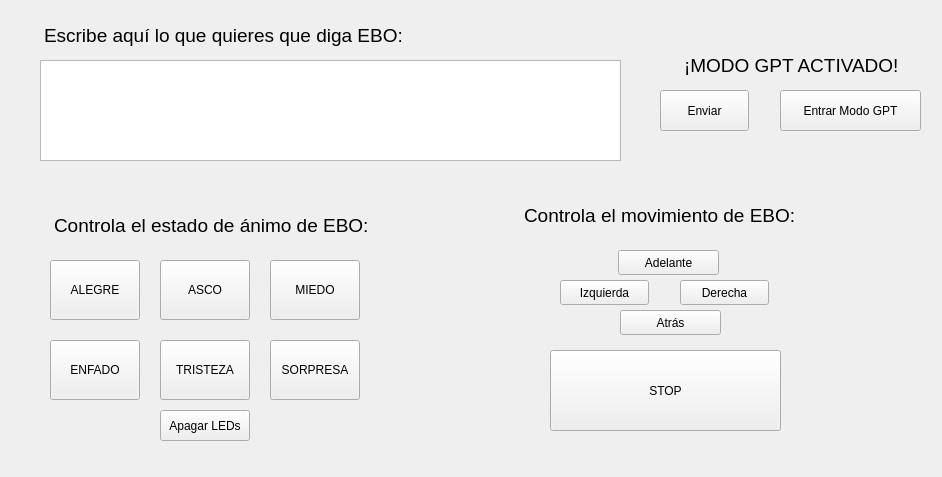
Before: the Qt Designer form src/mainUI.ui in AntonioBlanco00/ebo_app, drawn with Qt 5.
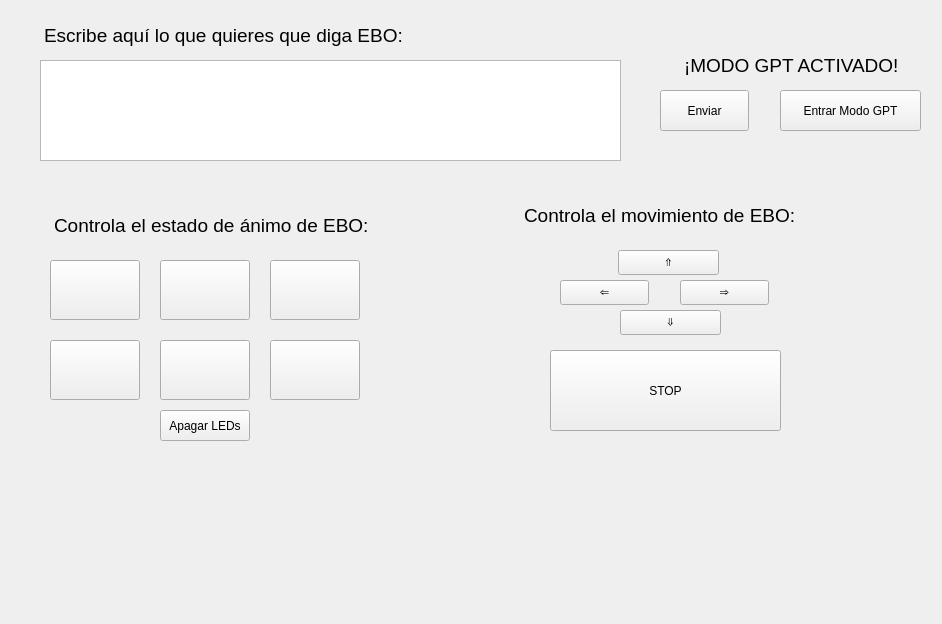
After: the same form once the commit is applied. Icons and pictures are not drawn.

Diff of the .ui file:
```diff
--- a/src/mainUI.ui
+++ b/src/mainUI.ui
@@ -7,9 +7,15 @@
     <x>0</x>
     <y>0</y>
     <width>942</width>
-    <height>477</height>
+    <height>624</height>
    </rect>
   </property>
+  <property name="sizePolicy">
+   <sizepolicy hsizetype="Fixed" vsizetype="Fixed">
+    <horstretch>0</horstretch>
+    <verstretch>0</verstretch>
+   </sizepolicy>
+  </property>
   <property name="windowTitle">
    <string>app_ebo</string>
   </property>
@@ -23,7 +29,7 @@
     </rect>
    </property>
    <property name="text">
-    <string>Adelante</string>
+    <string>⇑</string>
    </property>
   </widget>
   <widget class="QPushButton" name="derecha">
@@ -35,8 +41,11 @@
      <height>25</height>
     </rect>
    </property>
+   <property name="layoutDirection">
+    <enum>Qt::LeftToRight</enum>
+   </property>
    <property name="text">
-    <string>Derecha</string>
+    <string>⇒</string>
    </property>
   </widget>
   <widget class="QPlainTextEdit" name="plainTextEdit">
@@ -68,7 +77,7 @@
     </rect>
    </property>
    <property name="text">
-    <string>Atrás</string>
+    <string>⇓</string>
    </property>
   </widget>
   <widget class="QPushButton" name="izquierda">
@@ -81,7 +90,7 @@
     </rect>
    </property>
    <property name="text">
-    <string>Izquierda</string>
+    <string>⇐</string>
    </property>
   </widget>
   <widget class="QLabel" name="label">
@@ -158,7 +167,11 @@
     <string notr="true"/>
    </property>
    <property name="text">
-    <string>MIEDO</string>
+    <string/>
+   </property>
+   <property name="icon">
+    <iconset>
+     <normaloff>../img/miedo.png</normaloff>../img/miedo.png</iconset>
    </property>
    <property name="iconSize">
     <size>
@@ -180,7 +193,11 @@
     <string notr="true"/>
    </property>
    <property name="text">
-    <string>SORPRESA</string>
+    <string/>
+   </property>
+   <property name="icon">
+    <iconset>
+     <normaloff>../img/sorpresa.png</normaloff>../img/sorpresa.png</iconset>
    </property>
    <property name="iconSize">
     <size>
@@ -202,7 +219,11 @@
     <string notr="true"/>
    </property>
    <property name="text">
-    <string>TRISTEZA</string>
+    <string/>
+   </property>
+   <property name="icon">
+    <iconset>
+     <normaloff>../img/tristeza.png</normaloff>../img/tristeza.png</iconset>
    </property>
    <property name="iconSize">
     <size>
@@ -256,7 +277,11 @@
     <string notr="true"/>
    </property>
    <property name="text">
-    <string>ALEGRE</string>
+    <string/>
+   </property>
+   <property name="icon">
+    <iconset>
+     <normaloff>../img/alegria.png</normaloff>../img/alegria.png</iconset>
    </property>
    <property name="iconSize">
     <size>
@@ -278,7 +303,11 @@
     <string notr="true"/>
    </property>
    <property name="text">
-    <string>ASCO</string>
+    <string/>
+   </property>
+   <property name="icon">
+    <iconset>
+     <normaloff>../img/asco.png</normaloff>../img/asco.png</iconset>
    </property>
    <property name="iconSize">
     <size>
@@ -300,7 +329,11 @@
     <string notr="true"/>
    </property>
    <property name="text">
-    <string>ENFADO</string>
+    <string/>
+   </property>
+   <property name="icon">
+    <iconset>
+     <normaloff>../img/ira.png</normaloff>../img/ira.png</iconset>
    </property>
    <property name="iconSize">
     <size>
@@ -424,6 +457,44 @@
 &lt;p style=&quot; margin-top:0px; margin-bottom:0px; margin-left:0px; margin-right:0px; -qt-block-indent:0; text-indent:0px;&quot;&gt;&lt;span style=&quot; font-size:14pt;&quot;&gt;¡MODO GPT ACTIVADO!&lt;/span&gt;&lt;/p&gt;&lt;/body&gt;&lt;/html&gt;</string>
    </property>
   </widget>
+  <widget class="QLabel" name="label_2">
+   <property name="geometry">
+    <rect>
+     <x>680</x>
+     <y>460</y>
+     <width>221</width>
+     <height>141</height>
+    </rect>
+   </property>
+   <property name="text">
+    <string/>
+   </property>
+   <property name="pixmap">
+    <pixmap>../img/robolab.png</pixmap>
+   </property>
+   <property name="scaledContents">
+    <bool>true</bool>
+   </property>
+  </widget>
+  <widget class="QLabel" name="label_3">
+   <property name="geometry">
+    <rect>
+     <x>20</x>
+     <y>470</y>
+     <width>631</width>
+     <height>141</height>
+    </rect>
+   </property>
+   <property name="text">
+    <string/>
+   </property>
+   <property name="pixmap">
+    <pixmap>../img/euroage.png</pixmap>
+   </property>
+   <property name="scaledContents">
+    <bool>true</bool>
+   </property>
+  </widget>
  </widget>
  <resources/>
  <connections/>
```
